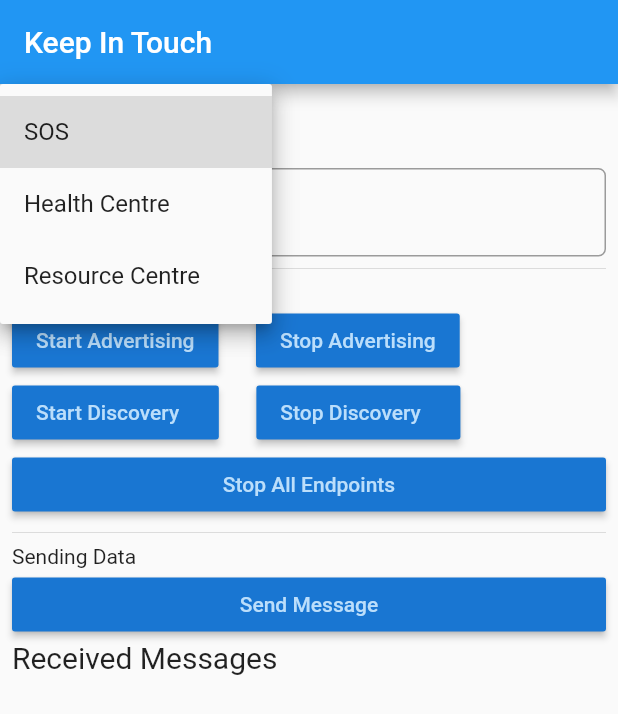
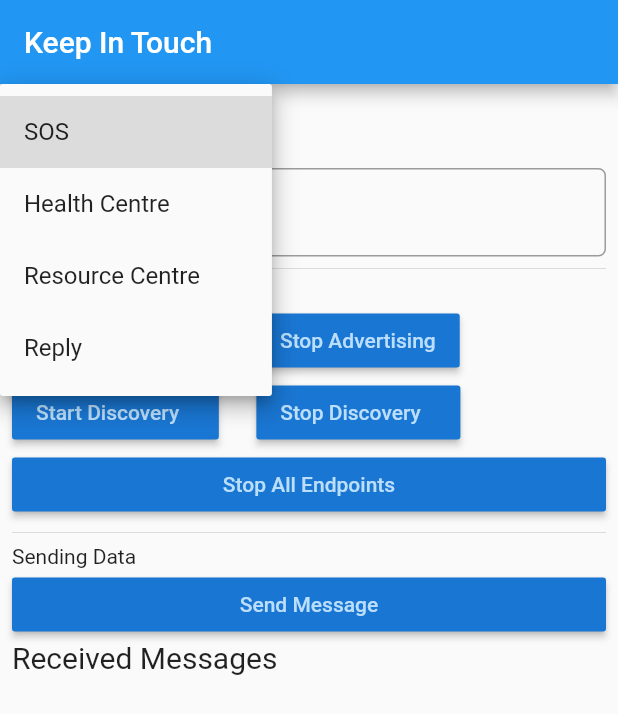
Before and after one commit to Akshay0799/KIT, a Flutter app: the screen it shows after launch, after a tap on "SOS", on a phone screen of 412 x 824 dp. Shown: the top 714 px of the screen. Run offline on Flutter 3.47's test engine with Material 2 defaults, Android fonts, the phone set to English and light mode, and no system bars.

Commit message:
Final changes

```diff
--- a/example/lib/main.dart
+++ b/example/lib/main.dart
@@ -39,7 +39,7 @@ class _MyBodyState extends State<Body> {
   final String userName = Random().nextInt(10000).toString();
   final Strategy strategy = Strategy.P2P_CLUSTER;
   final myController = TextEditingController();
-  final options = ['SOS', 'Health Centre', 'Resource Centre'];
+  final options = ['SOS', 'Health Centre', 'Resource Centre', 'Reply'];
   String _option = 'SOS';
   List<String> cId = []; //currently connected device ID
   File tempFile; //reference to the file currently being transferred
@@ -214,8 +214,10 @@ class _MyBodyState extends State<Body> {
                     a = 'SOS: ' + a;
                   else if (_option == 'Health Centre')
                     a = 'HC: ' + a;
+                  else if (_option == 'Resource Centre')
+                    a = 'RC: ' + a;
                   else
-                    a = 'RC: ' + a;
+                    a = 'Reply: ' + a;
                   for (var i in cId) {
                     showSnackbar("Sending $a to $i");
                     Nearby()
@@ -249,17 +251,6 @@ class _MyBodyState extends State<Body> {
                           Text(f,
                               textAlign: TextAlign.left,
                               style: TextStyle(fontSize: 20)),
-                          RaisedButton(
-                            color: Theme.of(context).primaryColorDark,
-                            textColor: Theme.of(context).primaryColorLight,
-                            onPressed: () {
-                              Navigator.push(
-                                context,
-                                MaterialPageRoute(builder: (context) => maps()),
-                              );
-                            },
-                            child: Text('View', style: TextStyle(fontSize: 20)),
-                          )
                         ]))
                     .toList()),
           ],
```
